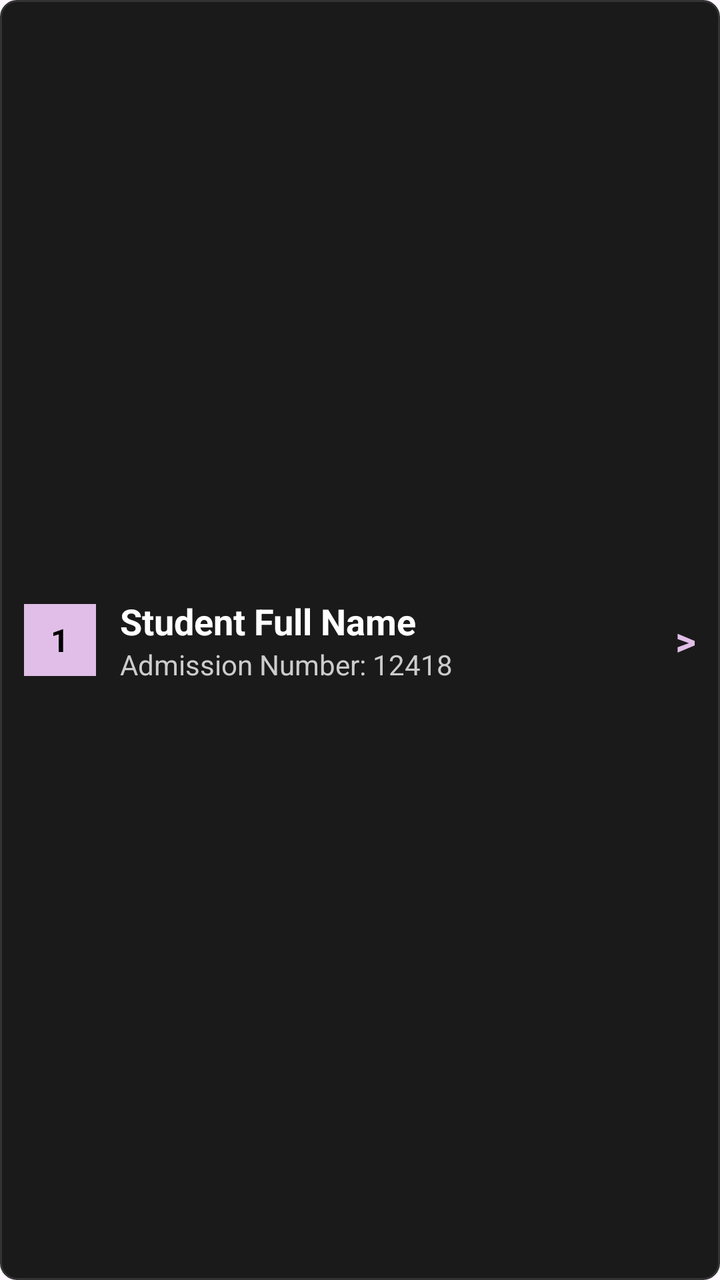
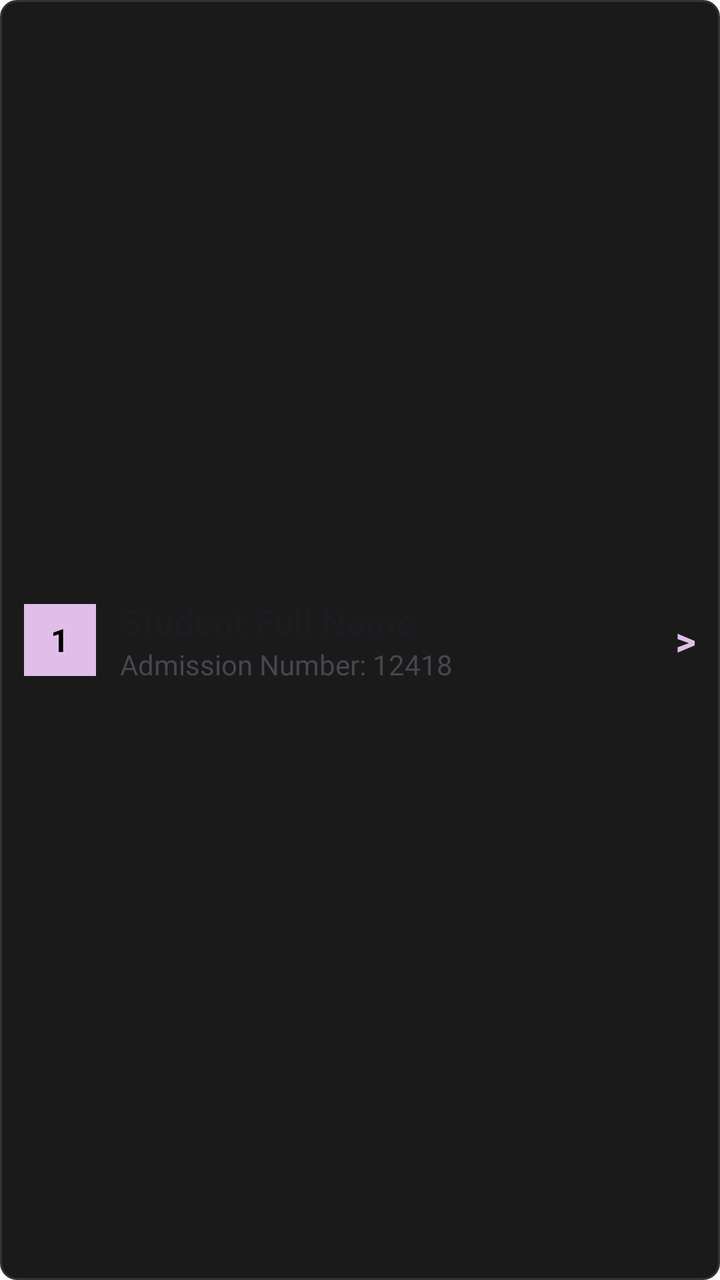

Two renders of the same Android screen: before a commit and after it. Below are the layout's source before the change and the commit's diff.
<!-- AndroidManifest.xml: application theme Theme.VITeacherToolkit -->
<!-- res/layout/item_student_row.xml -->
<?xml version="1.0" encoding="utf-8"?>
<LinearLayout xmlns:android="http://schemas.android.com/apk/res/android"
    android:layout_width="match_parent"
    android:layout_height="wrap_content"
    android:orientation="horizontal"
    android:gravity="center_vertical"
    android:minHeight="56dp"
    android:padding="12dp"
    android:background="@drawable/bg_history_item"
    android:layout_marginBottom="8dp"
    android:clickable="true"
    android:focusable="true"
    android:importantForAccessibility="yes">

    
    <TextView
        android:id="@+id/tvRosterIndex"
        android:layout_width="36dp"
        android:layout_height="36dp"
        android:background="@color/lavender"
        android:textColor="#000000"
        android:textSize="16sp"
        android:textStyle="bold"
        android:gravity="center"
        android:text="1"
        android:layout_marginEnd="12dp"
        android:importantForAccessibility="no" />

    <LinearLayout
        android:layout_width="0dp"
        android:layout_height="wrap_content"
        android:layout_weight="1"
        android:orientation="vertical">

        
        <TextView
            android:id="@+id/tvStudentName"
            android:layout_width="match_parent"
            android:layout_height="wrap_content"
            android:text="Student Full Name"
            android:textColor="#FFFFFF"
            android:textSize="18sp"
            android:textStyle="bold"
            android:importantForAccessibility="no" />

        
        <TextView
            android:id="@+id/tvStudentAdmission"
            android:layout_width="match_parent"
            android:layout_height="wrap_content"
            android:text="Admission Number: 12418"
            android:textColor="#CCCCCC"
            android:textSize="14sp"
            android:importantForAccessibility="no" />

    </LinearLayout>

    
    <TextView
        android:layout_width="wrap_content"
        android:layout_height="wrap_content"
        android:text=">"
        android:textColor="@color/lavender"
        android:textSize="20sp"
        android:textStyle="bold"
        android:layout_marginStart="8dp"
        android:importantForAccessibility="no" />

</LinearLayout>
<!-- resources referenced by this layout -->
<resources>
  <color name="lavender">#FFE1BEE7</color>
  <!-- drawable bg_history_item (drawable) -->
  <?xml version="1.0" encoding="utf-8"?>
  <shape xmlns:android="http://schemas.android.com/apk/res/android"
      android:shape="rectangle">
      <solid android:color="#FF1A1A1A" /> 
      <stroke
          android:width="1dp"
          android:color="#FF333333" /> 
      <corners android:radius="8dp" />
  </shape>
  <style name="Theme.VITeacherToolkit" parent="Base.Theme.VITeacherToolkit" />
  <style name="Base.Theme.VITeacherToolkit" parent="Theme.Material3.DayNight.NoActionBar">
          
          <item name="colorPrimary">@color/lavender</item>
          <item name="colorOnPrimary">@color/black</item>
  
          
          <item name="android:spinnerStyle">@style/CustomSpinnerStyle</item>
          <item name="android:spinnerItemStyle">@style/CustomSpinnerItemStyle</item>
          <item name="android:spinnerDropDownItemStyle">@style/CustomSpinnerDropDownItemStyle</item>
          <item name="spinnerDropDownItemStyle">@style/CustomSpinnerDropDownItemStyle</item>
      </style>
  <color name="black">#FF000000</color>
  <style name="CustomSpinnerStyle" parent="Widget.AppCompat.Spinner">
          <item name="android:popupBackground">@color/grey_dark</item>
      </style>
  <style name="CustomSpinnerItemStyle" parent="Widget.AppCompat.TextView.SpinnerItem">
          <item name="android:textColor">@color/white</item>
          <item name="android:textSize">16sp</item>
      </style>
  <style name="CustomSpinnerDropDownItemStyle" parent="Widget.AppCompat.DropDownItem.Spinner">
          <item name="android:textColor">@color/white</item>
          <item name="android:background">@color/grey_dark</item>
          <item name="android:checkMarkTint">@color/lavender</item>
          <item name="android:textSize">16sp</item>
          <item name="android:padding">12dp</item>
      </style>
  <color name="grey_dark">#FF333333</color>
  <color name="white">#FFFFFFFF</color>
</resources>

<!-- the commit's change to res/layout/item_student_row.xml (unified diff, before → after) -->
@@ -38,7 +38,7 @@
             android:layout_width="match_parent"
             android:layout_height="wrap_content"
             android:text="Student Full Name"
-            android:textColor="#FFFFFF"
+            android:textColor="?android:attr/textColorPrimary"
             android:textSize="18sp"
             android:textStyle="bold"
             android:importantForAccessibility="no" />
@@ -49,7 +49,7 @@
             android:layout_width="match_parent"
             android:layout_height="wrap_content"
             android:text="Admission Number: 12418"
-            android:textColor="#CCCCCC"
+            android:textColor="?android:attr/textColorSecondary"
             android:textSize="14sp"
             android:importantForAccessibility="no" />
 
<!-- resource entries referenced after the edit -->
@@ -25,20 +25,20 @@
       </style>
   <color name="black">#FF000000</color>
   <style name="CustomSpinnerStyle" parent="Widget.AppCompat.Spinner">
-          <item name="android:popupBackground">@color/grey_dark</item>
+          <item name="android:popupBackground">@color/white</item>
       </style>
   <style name="CustomSpinnerItemStyle" parent="Widget.AppCompat.TextView.SpinnerItem">
-          <item name="android:textColor">@color/white</item>
+          <item name="android:textColor">@color/black</item>
           <item name="android:textSize">16sp</item>
       </style>
   <style name="CustomSpinnerDropDownItemStyle" parent="Widget.AppCompat.DropDownItem.Spinner">
-          <item name="android:textColor">@color/white</item>
-          <item name="android:background">@color/grey_dark</item>
-          <item name="android:checkMarkTint">@color/lavender</item>
+          <item name="android:textColor">@color/black</item>
+          <item name="android:background">@color/white</item>
+          <item name="android:checkMarkTint">@color/lavender_dark</item>
           <item name="android:textSize">16sp</item>
           <item name="android:padding">12dp</item>
       </style>
-  <color name="grey_dark">#FF333333</color>
   <color name="white">#FFFFFFFF</color>
+  <color name="lavender_dark">#FFB080FF</color>
 </resources>
 
